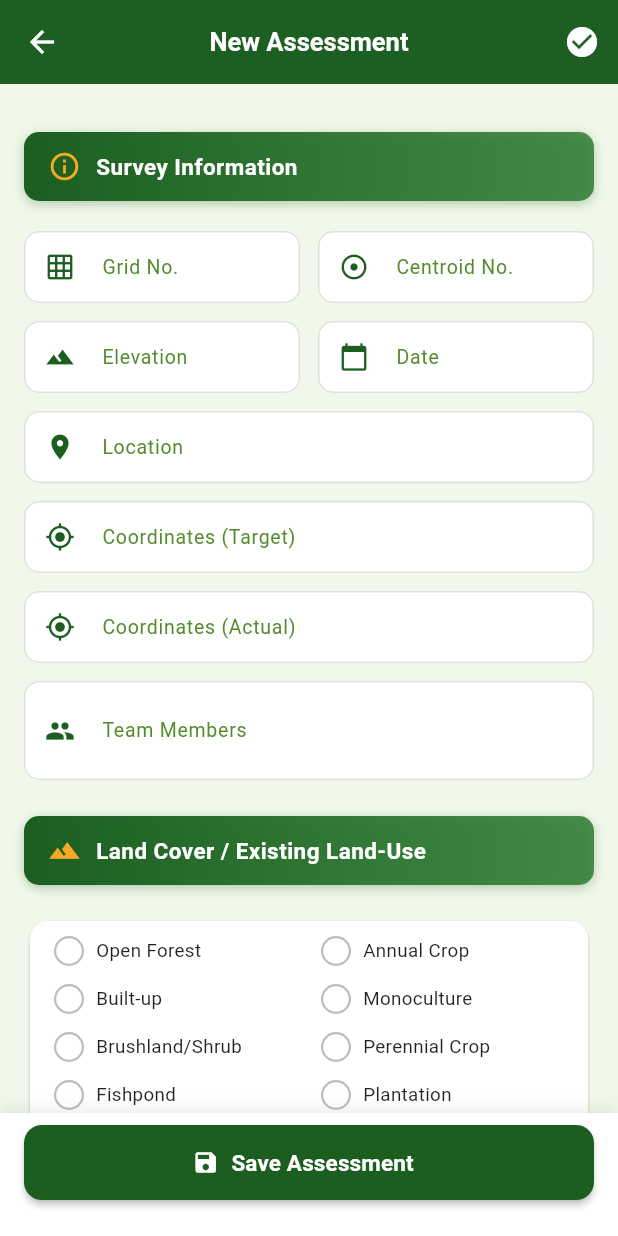
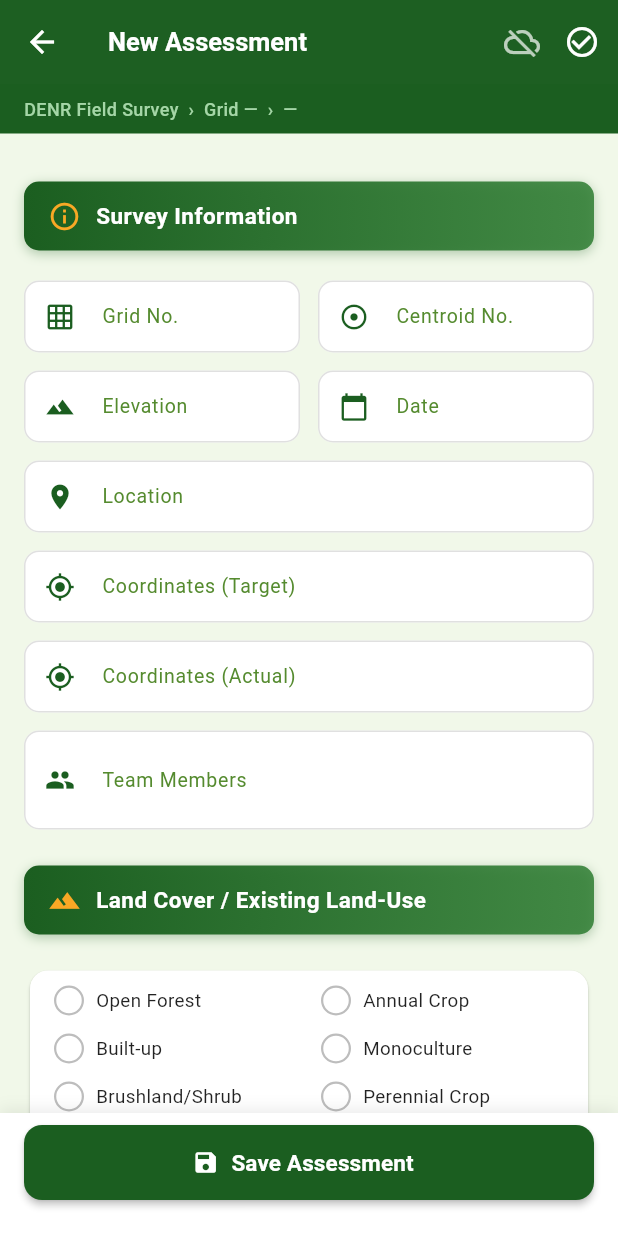
Before and after one commit to AlexandreJustinRepia/smp-site-assessment, a Flutter app: the FormScreen screen opened directly, on a phone screen of 412 x 824 dp. Run offline on Flutter 3.47's test engine with Material 3 defaults, Android fonts, the phone set to English and light mode, and no system bars; our stand-ins replace file_picker, pdf, printing, share_plus, sqflite; accounts and stored records are empty.

Commit message:
redesign app bar

```diff
--- a/lib/screens/form_screen.dart
+++ b/lib/screens/form_screen.dart
@@ -92,6 +92,10 @@ class _FormScreenState extends State<FormScreen> {
     'Natural Recovery',
   ];
 
+  void _onCtrlChanged() {
+    if (mounted) setState(() {});
+  }
+
   @override
   void initState() {
     super.initState();
@@ -110,6 +114,9 @@ class _FormScreenState extends State<FormScreen> {
     _litterAvgDepthCtrl = TextEditingController(text: a?.forestLitterAvgDepth ?? '');
     _threatsCtrl = TextEditingController(text: a?.threats ?? '');
 
+    _gridNoCtrl.addListener(_onCtrlChanged);
+    _dateCtrl.addListener(_onCtrlChanged);
+
     _landCover = (a != null && a.landCover.isNotEmpty) ? a.landCover : null;
     _treeCrownCover = (a != null && a.treeCrownCover.isNotEmpty) ? a.treeCrownCover : null;
     _forestCondition = (a != null && a.forestCondition.isNotEmpty) ? a.forestCondition : null;
@@ -120,6 +127,8 @@ class _FormScreenState extends State<FormScreen> {
 
   @override
   void dispose() {
+    _gridNoCtrl.removeListener(_onCtrlChanged);
+    _dateCtrl.removeListener(_onCtrlChanged);
     _gridNoCtrl.dispose();
     _centroidNoCtrl.dispose();
     _elevationCtrl.dispose();
@@ -186,7 +195,17 @@ class _FormScreenState extends State<FormScreen> {
 
   Future<void> _save() async {
     if (!_formKey.currentState!.validate()) return;
-
+    // Ensure all required radio selections are made
+    if (_landCover == null || _treeCrownCover == null || _forestCondition == null || _restorationApproach == null) {
+      ScaffoldMessenger.of(context).showSnackBar(
+        SnackBar(
+          content: const Text('Please fill all required fields'),
+          backgroundColor: const Color(0xFF1B5E20),
+          behavior: SnackBarBehavior.floating,
+        ),
+      );
+      return;
+    }
     setState(() => _saving = true);
 
     final assessment = Assessment(
@@ -232,36 +251,58 @@ class _FormScreenState extends State<FormScreen> {
 
   @override
   Widget build(BuildContext context) {
+    final gridNo = _gridNoCtrl.text.trim();
+    final date = _dateCtrl.text.trim();
+    final breadcrumbText = "DENR Field Survey  ›  Grid ${gridNo.isEmpty ? '—' : gridNo}  ›  ${date.isEmpty ? '—' : date}";
+
     return Scaffold(
       appBar: AppBar(
         title: Text(
           _isEditing ? 'Edit Assessment' : 'New Assessment',
-          style: const TextStyle(fontWeight: FontWeight.w700, fontSize: 17),
+          style: const TextStyle(fontWeight: FontWeight.w700, fontSize: 17, color: Colors.white),
         ),
-        centerTitle: true,
+        centerTitle: false,
         backgroundColor: const Color(0xFF1B5E20),
         foregroundColor: Colors.white,
         elevation: 2,
         actions: [
+          const Icon(Icons.cloud_off, color: Colors.white70),
+          const SizedBox(width: 4),
           if (_saving)
             const Padding(
-              padding: EdgeInsets.all(16),
+              padding: EdgeInsets.symmetric(horizontal: 16),
               child: SizedBox(
                 width: 20,
                 height: 20,
-                child: CircularProgressIndicator(strokeWidth: 2, color: Colors.white),
+                child: CircularProgressIndicator(color: Colors.white, strokeWidth: 2),
               ),
             )
           else
             IconButton(
               onPressed: _save,
-              icon: const Icon(Icons.check_circle),
+              icon: const Icon(Icons.check_circle_outline),
               tooltip: 'Save',
             ),
         ],
       ),
       backgroundColor: const Color(0xFFF1F8E9),
-      body: Form(
+      body: Column(
+        children: [
+          Container(
+            width: double.infinity,
+            color: const Color(0xFF1B5E20),
+            padding: const EdgeInsets.symmetric(vertical: 8, horizontal: 16),
+            child: Text(
+              breadcrumbText,
+              style: const TextStyle(
+                color: Color(0xFFA5D6A7),
+                fontSize: 12,
+                fontWeight: FontWeight.w500,
+              ),
+            ),
+          ),
+          Expanded(
+            child: Form(
               key: _formKey,
         child: ListView(
           padding: const EdgeInsets.fromLTRB(16, 8, 16, 100),
@@ -276,6 +317,7 @@ class _FormScreenState extends State<FormScreen> {
                   child: TextFormField(
                       controller: _gridNoCtrl,
                       decoration: _inputDecoration('Grid No.', icon: Icons.grid_on),
+                      validator: (value) => value == null || value.isEmpty ? 'Required' : null,
                       style: const TextStyle(fontSize: 14),
                   ),
                 ),
@@ -284,6 +326,7 @@ class _FormScreenState extends State<FormScreen> {
                   child: TextFormField(
                       controller: _centroidNoCtrl,
                       decoration: _inputDecoration('Centroid No.', icon: Icons.adjust),
+                      validator: (value) => value == null || value.isEmpty ? 'Required' : null,
                       style: const TextStyle(fontSize: 14),
                   ),
                 ),
@@ -297,6 +340,7 @@ class _FormScreenState extends State<FormScreen> {
                   child: TextFormField(
                       controller: _elevationCtrl,
                       decoration: _inputDecoration('Elevation', icon: Icons.terrain),
+                      validator: (value) => value == null || value.isEmpty ? 'Required' : null,
                       style: const TextStyle(fontSize: 14),
                   ),
                 ),
@@ -307,6 +351,7 @@ class _FormScreenState extends State<FormScreen> {
                       readOnly: true,
                       onTap: _pickDate,
                       decoration: _inputDecoration('Date', icon: Icons.calendar_today),
+                      validator: (value) => value == null || value.isEmpty ? 'Required' : null,
                       style: const TextStyle(fontSize: 14),
                   ),
                 ),
@@ -316,24 +361,28 @@ class _FormScreenState extends State<FormScreen> {
             TextFormField(
                controller: _locationCtrl,
                decoration: _inputDecoration('Location', icon: Icons.location_on),
+               validator: (value) => value == null || value.isEmpty ? 'Required' : null,
                style: const TextStyle(fontSize: 14),
             ),
             const SizedBox(height: 12),
             TextFormField(
                 controller: _coordsTargetCtrl,
                 decoration: _inputDecoration('Coordinates (Target)', icon: Icons.my_location),
+                validator: (value) => value == null || value.isEmpty ? 'Required' : null,
                 style: const TextStyle(fontSize: 14),
             ),
             const SizedBox(height: 12),
             TextFormField(
                 controller: _coordsActualCtrl,
                 decoration: _inputDecoration('Coordinates (Actual)', icon: Icons.gps_fixed),
+                validator: (value) => value == null || value.isEmpty ? 'Required' : null,
                 style: const TextStyle(fontSize: 14),
             ),
             const SizedBox(height: 12),
             TextFormField(
                 controller: _teamMembersCtrl,
                 decoration: _inputDecoration('Team Members', icon: Icons.group),
+                validator: (value) => value == null || value.isEmpty ? 'Required' : null,
                 maxLines: 2,
                 style: const TextStyle(fontSize: 14),
             ),
@@ -371,6 +420,7 @@ class _FormScreenState extends State<FormScreen> {
             TextFormField(
                controller: _forestConditionNotesCtrl,
                decoration: _inputDecoration('Additional Notes / Description', icon: Icons.edit_note),
+               validator: (value) => value == null || value.isEmpty ? 'Required' : null,
                maxLines: 3,
                style: const TextStyle(fontSize: 14),
             ),
@@ -390,6 +440,7 @@ class _FormScreenState extends State<FormScreen> {
                       child: TextFormField(
                           controller: _litterGroundCoverCtrl,
                           decoration: _inputDecoration('Ground Cover %', icon: Icons.percent),
+                          validator: (value) => value == null || value.isEmpty ? 'Required' : null,
                           keyboardType: TextInputType.number,
                           style: const TextStyle(fontSize: 14),
                       ),
@@ -399,6 +450,7 @@ class _FormScreenState extends State<FormScreen> {
                       child: TextFormField(
                           controller: _litterAvgDepthCtrl,
                           decoration: _inputDecoration('Avg Depth (cm)', icon: Icons.straighten),
+                          validator: (value) => value == null || value.isEmpty ? 'Required' : null,
                           keyboardType: TextInputType.number,
                           style: const TextStyle(fontSize: 14),
                       ),
@@ -414,6 +466,7 @@ class _FormScreenState extends State<FormScreen> {
             TextFormField(
                controller: _threatsCtrl,
                decoration: _inputDecoration('Describe any threats observed', icon: Icons.report_problem),
+               validator: (value) => value == null || value.isEmpty ? 'Required' : null,
                maxLines: 3,
                style: const TextStyle(fontSize: 14),
             ),
@@ -454,6 +507,9 @@ class _FormScreenState extends State<FormScreen> {
             const SizedBox(height: 32),
           ],
         ),
+      ),
+    ),
+  ],
 ),
       // Save button at bottom
       bottomNavigationBar: Container(
--- a/lib/widgets/tree_inventory_table.dart
+++ b/lib/widgets/tree_inventory_table.dart
@@ -18,10 +18,10 @@ class TreeInventoryTable extends StatelessWidget {
   }
 
   void _addRow() {
-    if (rows.length >= 25) return;
     final newRows = List<InventoryRow>.from(rows)..add(InventoryRow());
     onChanged(newRows);
   }
+
 
   void _removeRow(int index) {
     final newRows = List<InventoryRow>.from(rows)..removeAt(index);
@@ -128,11 +128,10 @@ class TreeInventoryTable extends StatelessWidget {
             }),
             const SizedBox(height: 8),
             // Add row button
-            if (rows.length < 25)
             TextButton.icon(
               onPressed: _addRow,
               icon: const Icon(Icons.add_circle_outline, size: 18),
-                label: Text('Add Row (${rows.length}/25)'),
+              label: const Text('Add Row'),
               style: TextButton.styleFrom(
                 foregroundColor: const Color(0xFF1B5E20),
               ),
```
Lines whose indentation alone changed are shown as unchanged.
